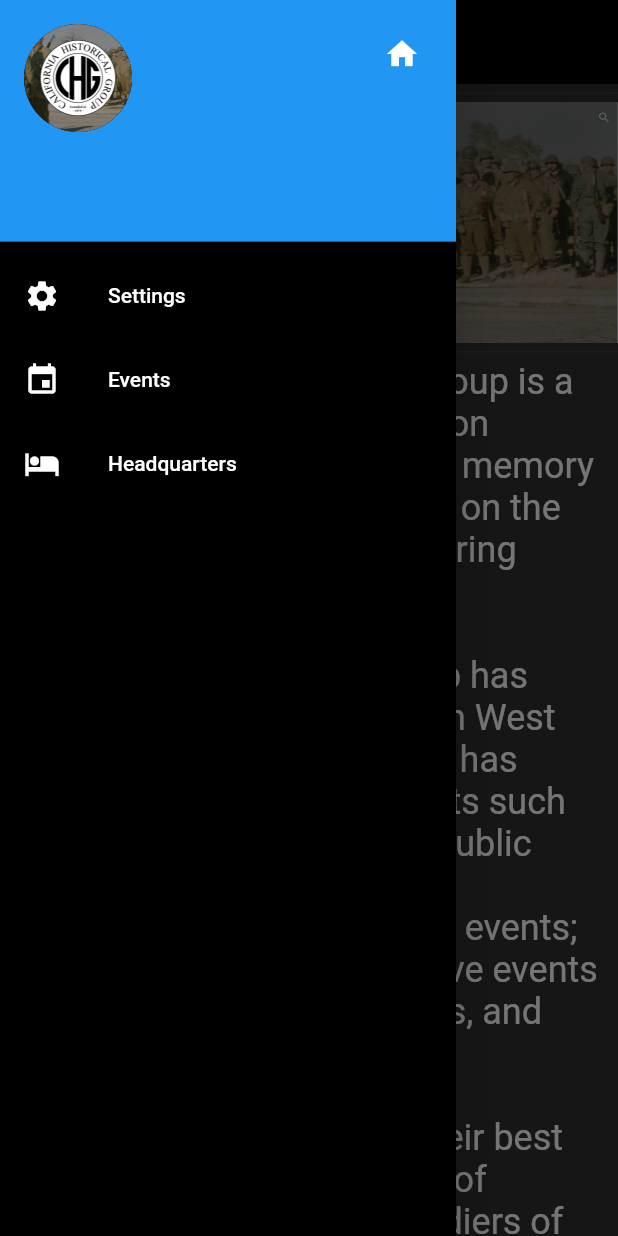
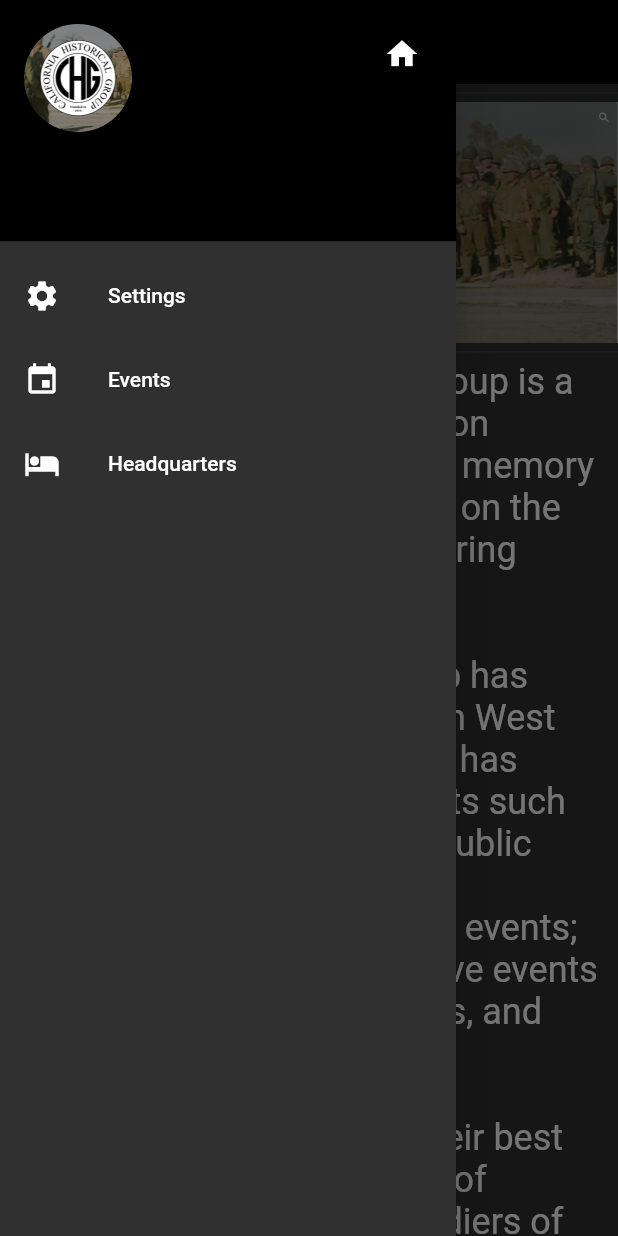
Before and after one commit to AllexisAlvarico/CHG_app, a Flutter app: the screen it shows after launch, with the side drawer open, on a phone screen of 412 x 824 dp. Run offline on Flutter 3.47's test engine with Material 2 defaults, Android fonts, the phone set to English and light mode, and no system bars; our stand-ins replace animated_splash_screen; missing offline and left inert: advance_pdf_viewer.

Commit message:
changed theme colors of the side drawer

```diff
--- a/lib/utilities/sideDrawer.dart
+++ b/lib/utilities/sideDrawer.dart
@@ -1,3 +1,4 @@
+import 'package:chg/globals.dart';
 import 'package:flutter/material.dart';
 
 class SideDrawer extends StatelessWidget {
@@ -8,36 +9,61 @@ class SideDrawer extends StatelessWidget {
     return Container(
       child: SafeArea(
         child: Drawer(
+          child: Container(
+            color: backgroundColor,
             child: ListView(
               children: [
                 // This is a flutter premade widget
                 UserAccountsDrawerHeader(
                   accountEmail: Text(''),
                   accountName: Text(''),
-                otherAccountsPictures: [Icon(Icons.home)],
+                  otherAccountsPictures: [
+                    Icon(
+                      Icons.home,
+                      color: textColor,
+                    )
+                  ],
                   currentAccountPicture: CircleAvatar(
                     backgroundImage: AssetImage('assets/images/Home/Home.png'),
                   ),
+                  decoration: BoxDecoration(
+                    color: appbarColor,
+                  ),
                 ),
                 ListTile(
-                title: Text('Settings'),
-                leading: Icon(Icons.settings),
+                  title: Text(
+                    'Settings',
+                    style: TextStyle(
+                      color: textColor,
+                    ),
+                  ),
+                  leading: Icon(Icons.settings, color: textColor),
                   onTap: () => Navigator.pushReplacementNamed(
                     context,
                     'Settings',
                   ),
                 ),
                 ListTile(
-                title: Text('Events'),
-                leading: Icon(Icons.event),
+                  title: Text(
+                    'Events',
+                    style: TextStyle(
+                      color: textColor,
+                    ),
+                  ),
+                  leading: Icon(Icons.event, color: textColor),
                   onTap: () => Navigator.pushNamed(
                     context,
                     'Events',
                   ),
                 ),
                 ListTile(
-                title: Text('Headquarters'),
-                leading: Icon(Icons.hotel),
+                  title: Text(
+                    'Headquarters',
+                    style: TextStyle(
+                      color: textColor,
+                    ),
+                  ),
+                  leading: Icon(Icons.hotel, color: textColor),
                   onTap: () => Navigator.pushNamed(
                     context,
                     'Headquarters',
@@ -47,6 +73,7 @@ class SideDrawer extends StatelessWidget {
             ),
           ),
         ),
+      ),
     );
   }
 }
```
Lines whose indentation alone changed are shown as unchanged.
